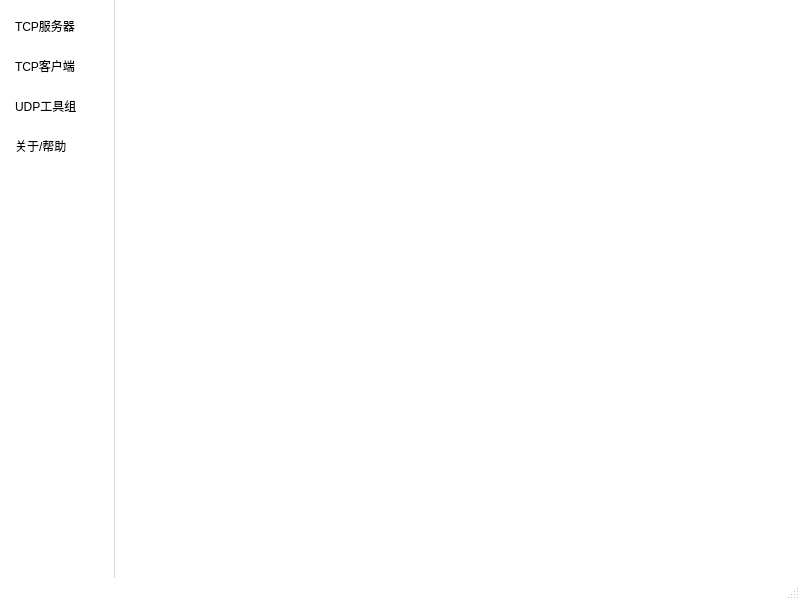
BeiChenYx/NetDebug, file UI/MainWindows.ui: the form before one commit.
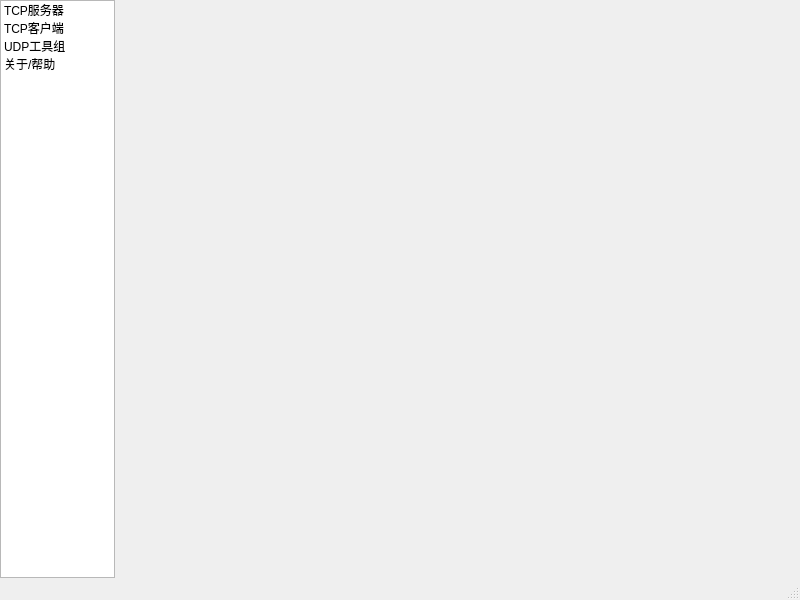
The form after the commit. Icons and pictures are not drawn.

Diff of the .ui file:
```diff
--- a/UI/MainWindows.ui
+++ b/UI/MainWindows.ui
@@ -13,122 +13,6 @@
   <property name="windowTitle">
    <string>网络调试工具</string>
   </property>
-  <property name="styleSheet">
-   <string notr="true">QMainWindow
-{
-	margin: 0px;
-	padding: 0px;
-    background: #FFFFFF;
-}
-
-QPushButton
-{
-    padding: 1px 10px;
-	border-radius:2px;
-    border: 1px groove #AAAAAA;
-	color: #000000;
-}
- QPushButton:hover
-{
-    background-color:3DAAFD;
-	background: #3DAAFD;
-	color: #FFFFFF;
-}
-
-QPushButton:pressed
-{
-    background-color: #C2C2C2;
-	background: #C2C2C2;
-	color: #000000;
-}
-
-QLineEdit
-{
-    background-color: #FFFFFF;
-    border:1px groove #AAAAAA; 
-    border-radius:2px;
-    padding: 1px 5px;                  
-}
- QLineEdit:focus 
-{
-    background-color: #FFFFFF;
-    border-image:none;
-    border:1px groove #3DAAFD; 
-    border-radius:2px;
-}
-
-QListWidget
-{
-    color: black; 
-    background: #FFFFFF;
-    border-left: 0px solid gray;
-    border-bottom: 0px solid gray;
-    border-top: 0px solid gray;
-	border-right: 1px solid #D7DCE0;
-	padding-top: 6px;
-    outline:0px;
-}
-
-QListWidget::Item
-{
-    height: 40px;
-    border: 0px solid #FFFFFF;
-    padding-left: 12;
-}
-
-QListWidget::Item:hover
-{
-    color: #3DAAFD;
-    background: transparent;
-}
-
-QListWidget::Item:selected
-{
-    color: #3DAAFD;
-    background: #E7E7EB;
-    border-left: 5px solid #3DAAFD;
-}
-/*
-QListWidget::Item:selected:active
-{
-    background: #E7E7EB;
-    color:  #3DAAFD;
-    border-left:2px solid #3DAAFD;
-}*/
-
-QTextEdit
-{
-    border: 0px;
-    padding: 16px 2px;
-    background-color: #FFFFFF;
-}
-
-QCheckBox{
-    spacing: 5px;
-}
- 
-QCheckBox::indicator{
-    width: 25px;
-    height: 25px;
-}
- 
-QCheckBox::indicator:unchecked{	
-	image: url(:/img/images/check_box.png);
-}
- 
-QCheckBox::indicator:checked{
-	image: url(:/img/images/checked_box.png);
-}
- 
-QCheckBox::indicator:checked:disabled{
-	image: url(:/img/images/check_box_disabled.png);
-}
-QScrollArea
-{
-    border: 0px solid gray;
-}
-</string>
-  </property>
   <widget class="QWidget" name="centralwidget">
    <property name="layoutDirection">
     <enum>Qt::LeftToRight</enum>
```
